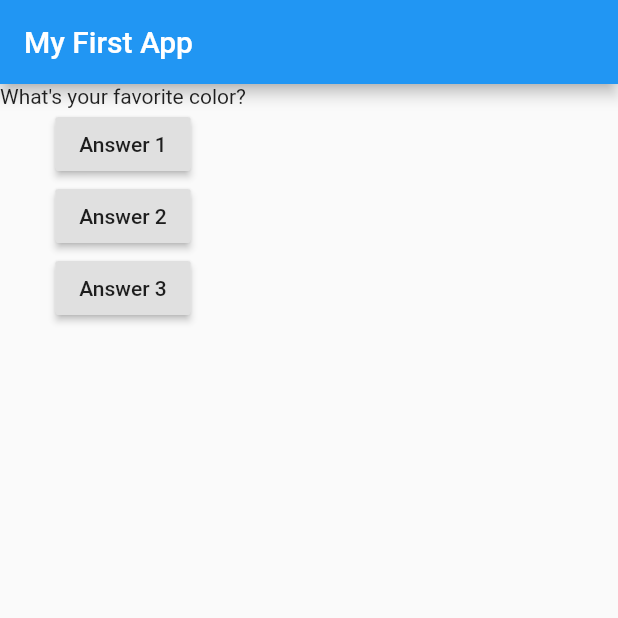
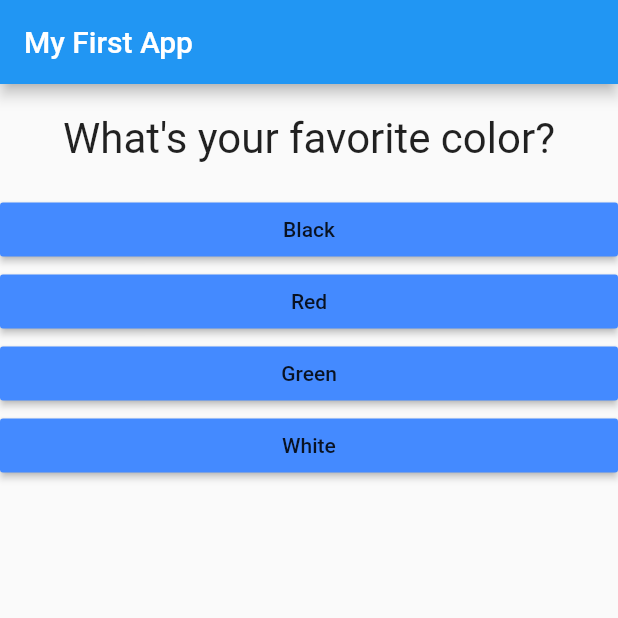
Before and after one commit to likesebiii/FlutterProjects, a Flutter app: the screen it shows after launch, on a phone screen of 412 x 824 dp, the top half of it. Run offline on Flutter 3.47's test engine with Material 2 defaults, Android fonts, the phone set to English and light mode, and no system bars.

Commit message:
CHG: move buttons to a separate class NEW: Map structure for questions and answers

```diff
--- /dev/null
+++ b/new_app/lib/answer.dart
@@ -0,0 +1,22 @@
+import 'package:flutter/material.dart';
+
+class  Answer extends StatelessWidget {
+
+  final Function selectHandler;
+  String answerText;
+
+  Answer(this.selectHandler,this.answerText);
+
+  @override
+  Widget build(BuildContext context) {
+    return Container(
+      width: double.infinity,
+      child:  RaisedButton(
+        color: Colors.blueAccent,
+        textColor: Colors.black87,
+        child: Text(answerText),
+        onPressed: selectHandler,
+      ),
+    );
+  }
+}
--- a/new_app/lib/main.dart
+++ b/new_app/lib/main.dart
@@ -2,6 +2,7 @@ import 'package:flutter/material.dart';
 
 
 import './question.dart';
+import './answer.dart';
 
 void main() => runApp(MyApp());
 
@@ -16,7 +17,7 @@ class MyApp extends StatefulWidget{
 class _MyAppState extends State<MyApp> {
   var _questionIndex = 0;
 
-  void answerQuestions(){
+  void _answerQuestions(){
     setState((){
       _questionIndex++;
     });
@@ -27,8 +28,18 @@ class _MyAppState extends State<MyApp> {
   @override
   Widget build(BuildContext context) {
     var questions = [
-      'What\'s your favorite color?',
-      'What\'s your favorite animal?',
+      {
+        'questionText':  'What\'s your favorite color?',
+        'answers': ['Black','Red','Green','White',]
+      },
+      {
+        'questionText':  'What\'s your favorite animal?',
+        'answers': ['Rabbit','Snale','Dog','Cat',]
+      },
+      {
+        'questionText':  'Who\'s your best friend?',
+        'answers': ['Horto','Hortopan','Horty','HORTOPAN',]
+      },
       ];
 
     return MaterialApp(
@@ -39,11 +50,11 @@ class _MyAppState extends State<MyApp> {
         body: Column(
           children: [
             Question(
-              questions.elementAt(_questionIndex),
+              questions[_questionIndex]['questionText'],
             ),
-            RaisedButton(child: Text('Answer 1'), onPressed: answerQuestions,),
-            RaisedButton(child: Text('Answer 2'), onPressed: () => print('Answer 2!'),),
-            RaisedButton(child: Text('Answer 3'), onPressed: () { print('Answer 3!'); },),
+            ...(questions[_questionIndex]['answers'] as List<String>).map((answer){
+              return Answer(_answerQuestions, answer);
+            }),
           ],
         ),
       ),
--- a/new_app/lib/question.dart
+++ b/new_app/lib/question.dart
@@ -2,6 +2,7 @@ import 'package:flutter/material.dart';
 
 class Question extends StatelessWidget {
   String questionText;
+
 
   Question(String questionText){
     this.questionText = questionText;
@@ -9,6 +10,13 @@ class Question extends StatelessWidget {
 
   @override
   Widget build(BuildContext context) {
-    return Text(questionText);
+    return Container(
+      width: double.infinity, //this command takes all space from the layout
+      margin: EdgeInsets.all(20),//margin is spacind around the container
+      child: Text(questionText,
+              style: TextStyle(fontSize: 28),
+              textAlign: TextAlign.center,
+              ),
+    );
   }
 }
```
